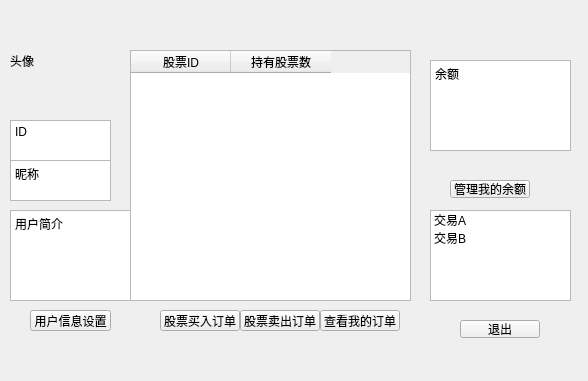
Before: the Qt Designer form src/AllWindow/zhanghu.ui in Hypn0tised-ysy/stock-project, drawn with Qt 5.
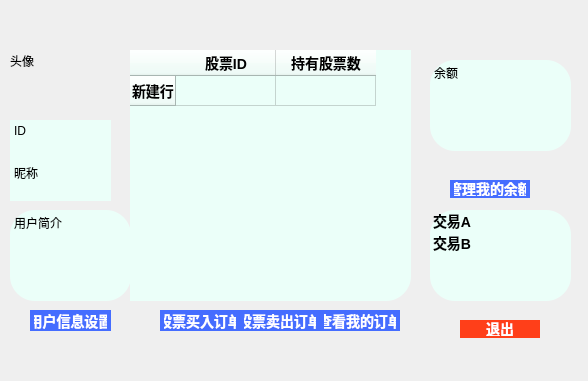
After: the same form once the commit is applied.

Patch:
```diff
--- a/src/AllWindow/zhanghu.ui
+++ b/src/AllWindow/zhanghu.ui
@@ -26,7 +26,10 @@
     <string>头像</string>
    </property>
   </widget>
-  <widget class="QTextBrowser" name="textBrowser">
+  <widget class="QTextBrowser" name="ID">
+   <property name="enabled">
+    <bool>true</bool>
+   </property>
    <property name="geometry">
     <rect>
      <x>10</x>
@@ -35,6 +38,11 @@
      <height>41</height>
     </rect>
    </property>
+   <property name="styleSheet">
+    <string notr="true">background-color: rgb(235, 255, 249);
+border-radius:25px;    /*设置圆角半径 */
+font:bold 14px;		/*设置按钮文字和大小*/</string>
+   </property>
    <property name="html">
     <string>&lt;!DOCTYPE HTML PUBLIC &quot;-//W3C//DTD HTML 4.0//EN&quot; &quot;http://www.w3.org/TR/REC-html40/strict.dtd&quot;&gt;
 &lt;html&gt;&lt;head&gt;&lt;meta name=&quot;qrichtext&quot; content=&quot;1&quot; /&gt;&lt;meta charset=&quot;utf-8&quot; /&gt;&lt;style type=&quot;text/css&quot;&gt;
@@ -42,11 +50,14 @@
 hr { height: 1px; border-width: 0; }
 li.unchecked::marker { content: &quot;\2610&quot;; }
 li.checked::marker { content: &quot;\2612&quot;; }
-&lt;/style&gt;&lt;/head&gt;&lt;body style=&quot; font-family:'Microsoft YaHei UI'; font-size:9pt; font-weight:400; font-style:normal;&quot;&gt;
-&lt;p style=&quot; margin-top:0px; margin-bottom:0px; margin-left:0px; margin-right:0px; -qt-block-indent:0; text-indent:0px;&quot;&gt;ID&lt;/p&gt;&lt;/body&gt;&lt;/html&gt;</string>
+&lt;/style&gt;&lt;/head&gt;&lt;body style=&quot; font-family:'Microsoft YaHei UI'; font-size:14px; font-weight:700; font-style:normal;&quot;&gt;
+&lt;p style=&quot; margin-top:0px; margin-bottom:0px; margin-left:0px; margin-right:0px; -qt-block-indent:0; text-indent:0px;&quot;&gt;&lt;span style=&quot; font-size:9pt; font-weight:400;&quot;&gt;ID&lt;/span&gt;&lt;/p&gt;&lt;/body&gt;&lt;/html&gt;</string>
    </property>
   </widget>
-  <widget class="QTextBrowser" name="textBrowser_2">
+  <widget class="QTextBrowser" name="nicheng">
+   <property name="enabled">
+    <bool>true</bool>
+   </property>
    <property name="geometry">
     <rect>
      <x>10</x>
@@ -55,6 +66,11 @@
      <height>41</height>
     </rect>
    </property>
+   <property name="styleSheet">
+    <string notr="true">background-color: rgb(235, 255, 249);
+border-radius:25px;    /*设置圆角半径 */
+font:bold 14px;		/*设置按钮文字和大小*/</string>
+   </property>
    <property name="html">
     <string>&lt;!DOCTYPE HTML PUBLIC &quot;-//W3C//DTD HTML 4.0//EN&quot; &quot;http://www.w3.org/TR/REC-html40/strict.dtd&quot;&gt;
 &lt;html&gt;&lt;head&gt;&lt;meta name=&quot;qrichtext&quot; content=&quot;1&quot; /&gt;&lt;meta charset=&quot;utf-8&quot; /&gt;&lt;style type=&quot;text/css&quot;&gt;
@@ -62,11 +78,14 @@
 hr { height: 1px; border-width: 0; }
 li.unchecked::marker { content: &quot;\2610&quot;; }
 li.checked::marker { content: &quot;\2612&quot;; }
-&lt;/style&gt;&lt;/head&gt;&lt;body style=&quot; font-family:'Microsoft YaHei UI'; font-size:9pt; font-weight:400; font-style:normal;&quot;&gt;
-&lt;p style=&quot; margin-top:0px; margin-bottom:0px; margin-left:0px; margin-right:0px; -qt-block-indent:0; text-indent:0px;&quot;&gt;昵称&lt;/p&gt;&lt;/body&gt;&lt;/html&gt;</string>
+&lt;/style&gt;&lt;/head&gt;&lt;body style=&quot; font-family:'Microsoft YaHei UI'; font-size:14px; font-weight:700; font-style:normal;&quot;&gt;
+&lt;p style=&quot; margin-top:0px; margin-bottom:0px; margin-left:0px; margin-right:0px; -qt-block-indent:0; text-indent:0px;&quot;&gt;&lt;span style=&quot; font-size:9pt; font-weight:400;&quot;&gt;昵称&lt;/span&gt;&lt;/p&gt;&lt;/body&gt;&lt;/html&gt;</string>
    </property>
   </widget>
-  <widget class="QTextBrowser" name="textBrowser_3">
+  <widget class="QTextBrowser" name="jianjie">
+   <property name="enabled">
+    <bool>true</bool>
+   </property>
    <property name="geometry">
     <rect>
      <x>10</x>
@@ -75,6 +94,11 @@
      <height>91</height>
     </rect>
    </property>
+   <property name="styleSheet">
+    <string notr="true">background-color: rgb(235, 255, 249);
+border-radius:25px;    /*设置圆角半径 */
+font:bold 14px;		/*设置按钮文字和大小*/</string>
+   </property>
    <property name="html">
     <string>&lt;!DOCTYPE HTML PUBLIC &quot;-//W3C//DTD HTML 4.0//EN&quot; &quot;http://www.w3.org/TR/REC-html40/strict.dtd&quot;&gt;
 &lt;html&gt;&lt;head&gt;&lt;meta name=&quot;qrichtext&quot; content=&quot;1&quot; /&gt;&lt;meta charset=&quot;utf-8&quot; /&gt;&lt;style type=&quot;text/css&quot;&gt;
@@ -82,8 +106,8 @@
 hr { height: 1px; border-width: 0; }
 li.unchecked::marker { content: &quot;\2610&quot;; }
 li.checked::marker { content: &quot;\2612&quot;; }
-&lt;/style&gt;&lt;/head&gt;&lt;body style=&quot; font-family:'Microsoft YaHei UI'; font-size:9pt; font-weight:400; font-style:normal;&quot;&gt;
-&lt;p style=&quot; margin-top:0px; margin-bottom:0px; margin-left:0px; margin-right:0px; -qt-block-indent:0; text-indent:0px;&quot;&gt;用户简介&lt;/p&gt;&lt;/body&gt;&lt;/html&gt;</string>
+&lt;/style&gt;&lt;/head&gt;&lt;body style=&quot; font-family:'Microsoft YaHei UI'; font-size:14px; font-weight:700; font-style:normal;&quot;&gt;
+&lt;p style=&quot; margin-top:0px; margin-bottom:0px; margin-left:0px; margin-right:0px; -qt-block-indent:0; text-indent:0px;&quot;&gt;&lt;span style=&quot; font-size:9pt; font-weight:400;&quot;&gt;用户简介&lt;/span&gt;&lt;/p&gt;&lt;/body&gt;&lt;/html&gt;</string>
    </property>
   </widget>
   <widget class="QPushButton" name="yonghuxinxishezhi">
@@ -95,6 +119,17 @@
      <height>21</height>
     </rect>
    </property>
+   <property name="styleSheet">
+    <string notr="true">QPushButton{
+	background-color: rgb(69, 109, 255);
+
+border-color: rgb(138, 255, 255);
+border-radius:25px;    /*设置圆角半径 */
+padding:2px 4px;  /*QFrame边框与内部其它部件的距离*/
+color:white;		/*字体颜色*/
+font:bold 14px;		/*设置按钮文字和大小*/
+}</string>
+   </property>
    <property name="text">
     <string>用户信息设置</string>
    </property>
@@ -108,6 +143,17 @@
      <height>21</height>
     </rect>
    </property>
+   <property name="styleSheet">
+    <string notr="true">QPushButton{
+	background-color: rgb(69, 109, 255);
+
+border-color: rgb(138, 255, 255);
+border-radius:25px;    /*设置圆角半径 */
+padding:2px 4px;  /*QFrame边框与内部其它部件的距离*/
+color:white;		/*字体颜色*/
+font:bold 14px;		/*设置按钮文字和大小*/
+}</string>
+   </property>
    <property name="text">
     <string>股票买入订单</string>
    </property>
@@ -121,6 +167,11 @@
      <height>91</height>
     </rect>
    </property>
+   <property name="styleSheet">
+    <string notr="true">background-color: rgb(235, 255, 249);
+border-radius:25px;    /*设置圆角半径 */
+font:bold 14px;		/*设置按钮文字和大小*/</string>
+   </property>
    <item>
     <property name="text">
      <string>交易A</string>
@@ -141,6 +192,17 @@
      <height>18</height>
     </rect>
    </property>
+   <property name="styleSheet">
+    <string notr="true">QPushButton{
+	background-color: rgb(69, 109, 255);
+
+border-color: rgb(138, 255, 255);
+border-radius:25px;    /*设置圆角半径 */
+padding:2px 4px;  /*QFrame边框与内部其它部件的距离*/
+color:white;		/*字体颜色*/
+font:bold 14px;		/*设置按钮文字和大小*/
+}</string>
+   </property>
    <property name="text">
     <string>管理我的余额</string>
    </property>
@@ -154,11 +216,24 @@
      <height>18</height>
     </rect>
    </property>
+   <property name="styleSheet">
+    <string notr="true">QPushButton{
+	background-color: rgb(255, 63, 25);
+border-color: rgb(138, 255, 255);
+border-radius:25px;    /*设置圆角半径 */
+padding:2px 4px;  /*QFrame边框与内部其它部件的距离*/
+color:white;		/*字体颜色*/
+font:bold 14px;		/*设置按钮文字和大小*/
+}</string>
+   </property>
    <property name="text">
     <string>退出</string>
    </property>
   </widget>
-  <widget class="QTextBrowser" name="textBrowser_4">
+  <widget class="QTextBrowser" name="balance_text">
+   <property name="enabled">
+    <bool>true</bool>
+   </property>
    <property name="geometry">
     <rect>
      <x>430</x>
@@ -167,6 +242,11 @@
      <height>91</height>
     </rect>
    </property>
+   <property name="styleSheet">
+    <string notr="true">background-color: rgb(235, 255, 249);
+border-radius:25px;    /*设置圆角半径 */
+font:bold 14px;		/*设置按钮文字和大小*/</string>
+   </property>
    <property name="html">
     <string>&lt;!DOCTYPE HTML PUBLIC &quot;-//W3C//DTD HTML 4.0//EN&quot; &quot;http://www.w3.org/TR/REC-html40/strict.dtd&quot;&gt;
 &lt;html&gt;&lt;head&gt;&lt;meta name=&quot;qrichtext&quot; content=&quot;1&quot; /&gt;&lt;meta charset=&quot;utf-8&quot; /&gt;&lt;style type=&quot;text/css&quot;&gt;
@@ -174,8 +254,8 @@
 hr { height: 1px; border-width: 0; }
 li.unchecked::marker { content: &quot;\2610&quot;; }
 li.checked::marker { content: &quot;\2612&quot;; }
-&lt;/style&gt;&lt;/head&gt;&lt;body style=&quot; font-family:'Microsoft YaHei UI'; font-size:9pt; font-weight:400; font-style:normal;&quot;&gt;
-&lt;p style=&quot; margin-top:0px; margin-bottom:0px; margin-left:0px; margin-right:0px; -qt-block-indent:0; text-indent:0px;&quot;&gt;余额&lt;/p&gt;&lt;/body&gt;&lt;/html&gt;</string>
+&lt;/style&gt;&lt;/head&gt;&lt;body style=&quot; font-family:'Microsoft YaHei UI'; font-size:14px; font-weight:700; font-style:normal;&quot;&gt;
+&lt;p style=&quot; margin-top:0px; margin-bottom:0px; margin-left:0px; margin-right:0px; -qt-block-indent:0; text-indent:0px;&quot;&gt;&lt;span style=&quot; font-size:9pt; font-weight:400;&quot;&gt;余额&lt;/span&gt;&lt;/p&gt;&lt;/body&gt;&lt;/html&gt;</string>
    </property>
   </widget>
   <widget class="QTableWidget" name="tableWidget">
@@ -187,6 +267,16 @@
      <height>251</height>
     </rect>
    </property>
+   <property name="styleSheet">
+    <string notr="true">background-color: rgb(235, 255, 249);
+border-radius:25px;    /*设置圆角半径 */
+font:bold 14px;		/*设置按钮文字和大小*/</string>
+   </property>
+   <row>
+    <property name="text">
+     <string>新建行</string>
+    </property>
+   </row>
    <column>
     <property name="text">
      <string>股票ID</string>
@@ -207,6 +297,17 @@
      <height>21</height>
     </rect>
    </property>
+   <property name="styleSheet">
+    <string notr="true">QPushButton{
+	background-color: rgb(69, 109, 255);
+
+border-color: rgb(138, 255, 255);
+border-radius:25px;    /*设置圆角半径 */
+padding:2px 4px;  /*QFrame边框与内部其它部件的距离*/
+color:white;		/*字体颜色*/
+font:bold 14px;		/*设置按钮文字和大小*/
+}</string>
+   </property>
    <property name="text">
     <string>股票卖出订单</string>
    </property>
@@ -220,6 +321,17 @@
      <height>21</height>
     </rect>
    </property>
+   <property name="styleSheet">
+    <string notr="true">QPushButton{
+	background-color: rgb(69, 109, 255);
+
+border-color: rgb(138, 255, 255);
+border-radius:25px;    /*设置圆角半径 */
+padding:2px 4px;  /*QFrame边框与内部其它部件的距离*/
+color:white;		/*字体颜色*/
+font:bold 14px;		/*设置按钮文字和大小*/
+}</string>
+   </property>
    <property name="text">
     <string>查看我的订单</string>
    </property>
```
